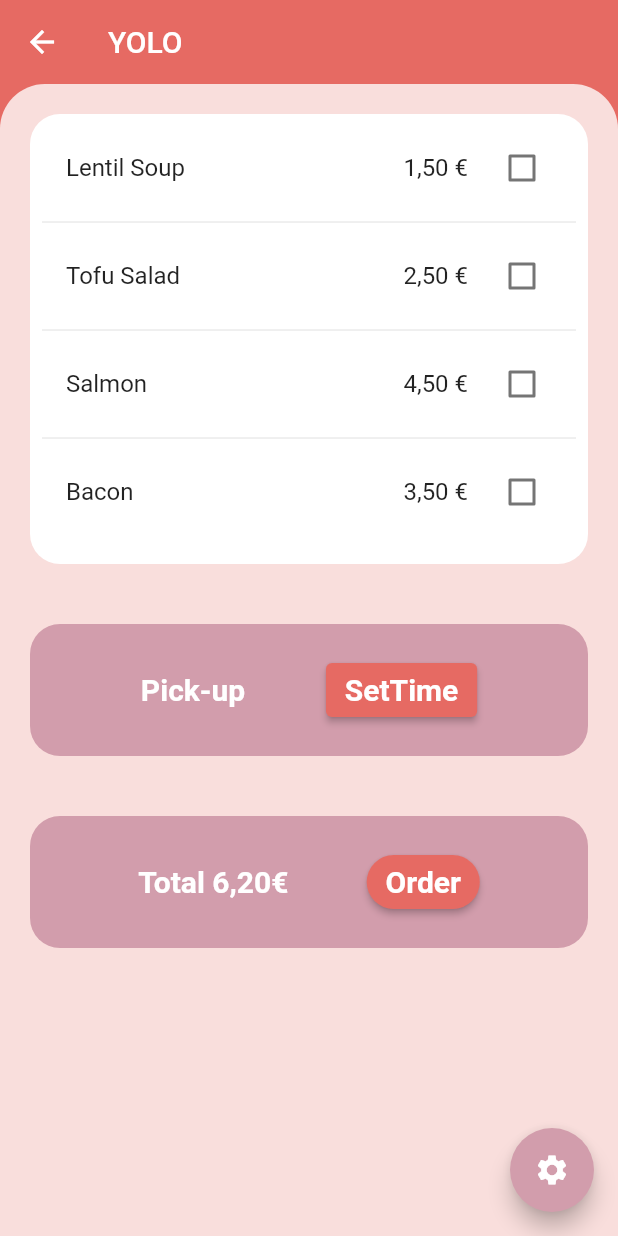
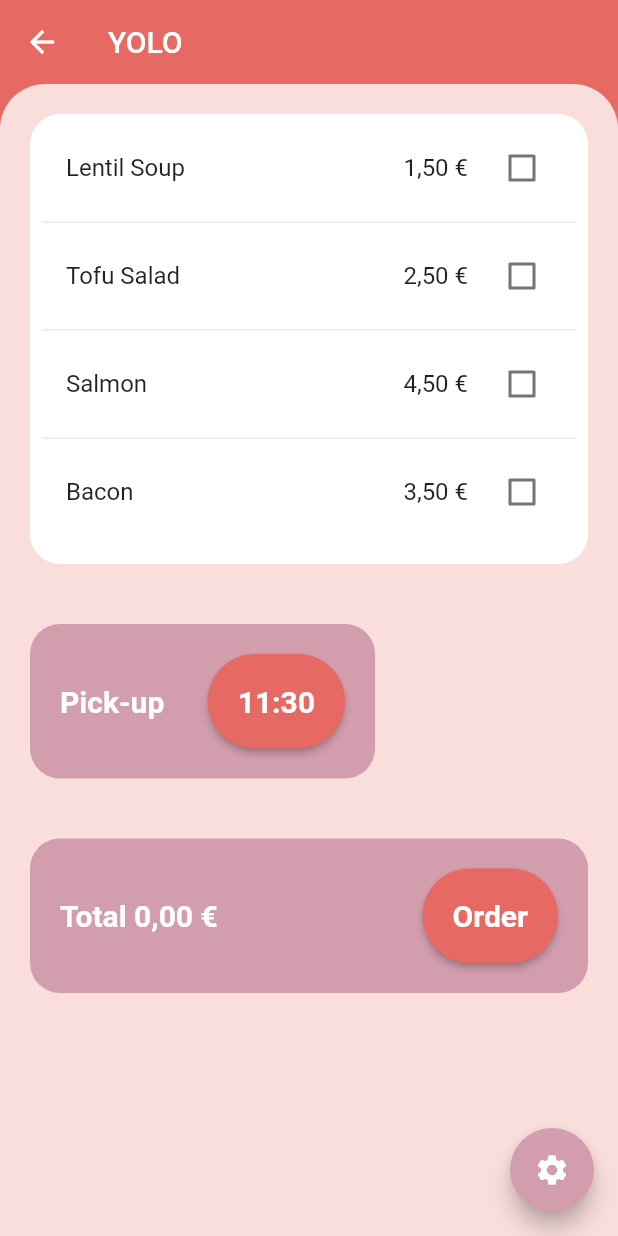
Before and after one commit to riihikallio/lunchq, a Flutter app: the screen it shows after launch, after a tap on "YOLO", on a phone screen of 412 x 824 dp. Run offline on Flutter 3.47's test engine with Material 2 defaults, Android fonts, the light colour scheme and no system bars.

Commit message:
Order total works

```diff
--- a/lib/views/restaurant.dart
+++ b/lib/views/restaurant.dart
@@ -20,8 +20,21 @@ class Restaurant extends StatelessWidget {
   }
 }
 
-class _Body extends StatelessWidget {
+class _Body extends StatefulWidget {
   const _Body({super.key});
+
+  @override
+  State<_Body> createState() => _BodyState();
+}
+
+class _BodyState extends State<_Body> {
+  double total = 0.0;
+
+  void updateTotal(double change) {
+    setState(() {
+      total += change;
+    });
+  }
 
   @override
   Widget build(BuildContext context) {
@@ -33,42 +46,49 @@ class _Body extends StatelessWidget {
         ),
         child: Column(
           mainAxisAlignment: MainAxisAlignment.start,
-          children: const [
-            Menu(),
-            Pickup(),
-            Order(),
+          children: [
+            Menu(onChange: updateTotal),
+            const Pickup(),
+            Order(total: total),
           ],
         ));
   }
 }
 
-class Entry {
+class _MenuItem {
   String name;
   double price;
-  bool isChecked;
-  Entry(this.name, this.price, {this.isChecked = false});
+  bool isChecked = false;
+  _MenuItem(this.name, this.price);
 }
 
 class Menu extends StatefulWidget {
-  const Menu({super.key});
+  final Function onChange;
+
+  const Menu({
+    Key? key,
+    required this.onChange,
+  }) : super(key: key);
 
   @override
-  State<Menu> createState() => _MenuState();
+  State<Menu> createState() => _MenuState(onChange);
 }
 
 class _MenuState extends State<Menu> {
-  final entries = [
-    Entry("Lentil Soup", 1.50),
-    Entry("Tofu Salad", 2.50),
-    Entry("Salmon", 4.50),
-    Entry("Bacon", 3.50)
+  final Function onChange;
+  _MenuState(this.onChange);
+
+  final List<_MenuItem> entries = [
+    _MenuItem("Lentil Soup", 1.50),
+    _MenuItem("Tofu Salad", 2.50),
+    _MenuItem("Salmon", 4.50),
+    _MenuItem("Bacon", 3.50)
   ];
 
   @override
   Widget build(BuildContext context) {
     return Container(
         margin: const EdgeInsets.all(20),
-        //padding: const EdgeInsets.all(20),
         decoration: BoxDecoration(
             color: Colors.white, borderRadius: BorderRadius.circular(20)),
         height: 300,
@@ -81,13 +101,16 @@ class _MenuState extends State<Menu> {
                   mainAxisAlignment: MainAxisAlignment.spaceBetween,
                   children: [
                     Text(entries[index].name),
-                    Text(NumberFormat("##0.00 €", "fi_FI")
+                    Text(NumberFormat.simpleCurrency(
+                            decimalDigits: 2, locale: "fi_FI")
                         .format(entries[index].price))
                   ]),
               value: entries[index].isChecked,
               onChanged: (bool? value) {
                 setState(() {
                   entries[index].isChecked = value!;
+                  onChange(
+                      value ? entries[index].price : -entries[index].price);
                 });
               },
             );
@@ -98,8 +121,62 @@ class _MenuState extends State<Menu> {
   }
 }
 
-class Pickup extends StatelessWidget {
+class Pickup extends StatefulWidget {
   const Pickup({super.key});
+
+  @override
+  State<Pickup> createState() => _PickupState();
+}
+
+class _PickupState extends State<Pickup> {
+  TimeOfDay pickup = TimeOfDay(
+      hour: (TimeOfDay.now().hour + 1) % 24, minute: TimeOfDay.now().minute);
+
+  @override
+  Widget build(BuildContext context) {
+    return Align(
+        alignment: Alignment.centerLeft,
+        child: Container(
+            margin: const EdgeInsets.all(20),
+            padding: const EdgeInsets.all(20),
+            width: 230,
+            decoration: BoxDecoration(
+                color: Theme.of(context).colorScheme.secondary,
+                borderRadius: BorderRadius.circular(20)),
+            child: Row(
+                mainAxisAlignment: MainAxisAlignment.spaceBetween,
+                children: [
+                  const Text("Pick-up"),
+                  ElevatedButton(
+                      style: ElevatedButton.styleFrom(
+                          shape: const StadiumBorder(),
+                          padding: const EdgeInsets.all(20)),
+                      onPressed: () async {
+                        TimeOfDay? picked = await showTimePicker(
+                          context: context,
+                          initialTime: pickup,
+                        );
+                        setState(() {
+                          pickup = picked ?? pickup;
+                        });
+                      },
+                      child: Text(
+                        MaterialLocalizations.of(context).formatTimeOfDay(
+                            pickup,
+                            alwaysUse24HourFormat: true),
+                        textAlign: TextAlign.center,
+                      ))
+                ])));
+  }
+}
+
+class Order extends StatelessWidget {
+  final double total;
+
+  const Order({
+    Key? key,
+    required this.total,
+  }) : super(key: key);
 
   @override
   Widget build(BuildContext context) {
@@ -109,38 +186,15 @@ class Pickup extends StatelessWidget {
         decoration: BoxDecoration(
             color: Theme.of(context).colorScheme.secondary,
             borderRadius: BorderRadius.circular(20)),
-        child: Row(mainAxisAlignment: MainAxisAlignment.spaceEvenly, children: [
-          const Text("Pick-up"),
+        child:
+            Row(mainAxisAlignment: MainAxisAlignment.spaceBetween, children: [
+          Text("Total " +
+              NumberFormat.simpleCurrency(decimalDigits: 2, locale: "fi_FI")
+                  .format(total)),
           ElevatedButton(
-              onPressed: () async {
-                TimeOfDay? pickup = await showTimePicker(
-                  context: context,
-                  initialTime: TimeOfDay.now(),
-                );
-              },
-              child: const Text(
-                "SetTime",
-                textAlign: TextAlign.center,
-              ))
-        ]));
-  }
-}
-
-class Order extends StatelessWidget {
-  const Order({super.key});
-
-  @override
-  Widget build(BuildContext context) {
-    return Container(
-        margin: const EdgeInsets.all(20),
-        padding: const EdgeInsets.all(20),
-        decoration: BoxDecoration(
-            color: Theme.of(context).colorScheme.secondary,
-            borderRadius: BorderRadius.circular(20)),
-        child: Row(mainAxisAlignment: MainAxisAlignment.spaceEvenly, children: [
-          const Text("Total 6,20€"),
-          ElevatedButton(
-              style: ElevatedButton.styleFrom(shape: const StadiumBorder()),
+              style: ElevatedButton.styleFrom(
+                  shape: const StadiumBorder(),
+                  padding: const EdgeInsets.all(20)),
               onPressed: () {},
               child: const Text("Order"))
         ]));
```
